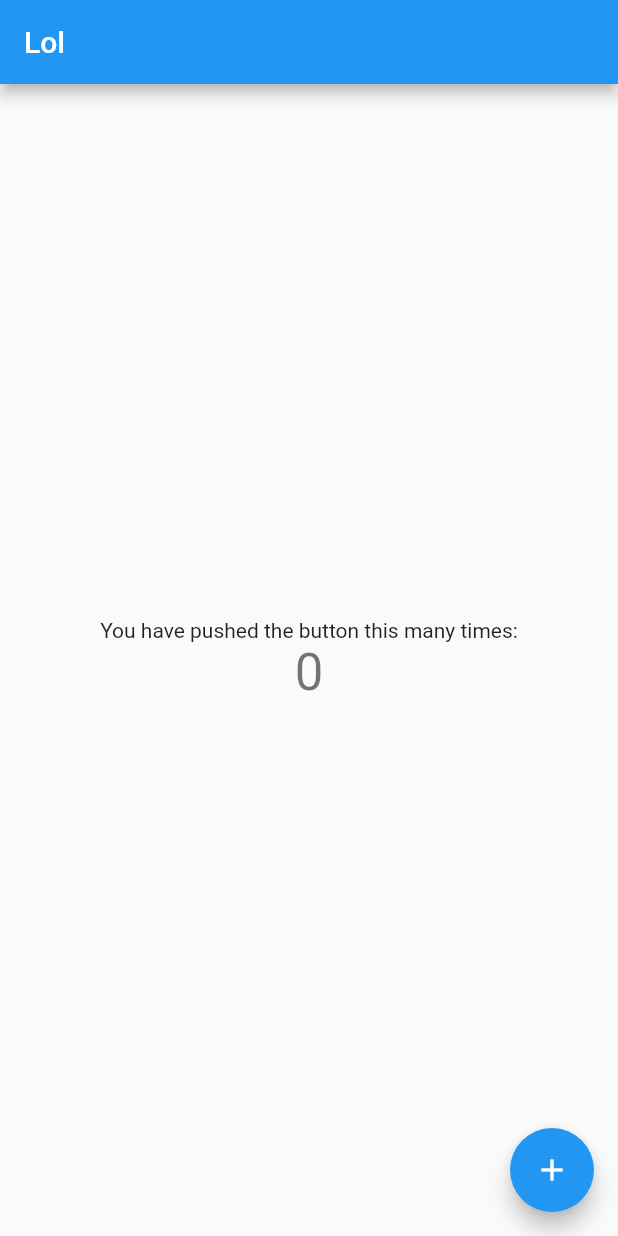
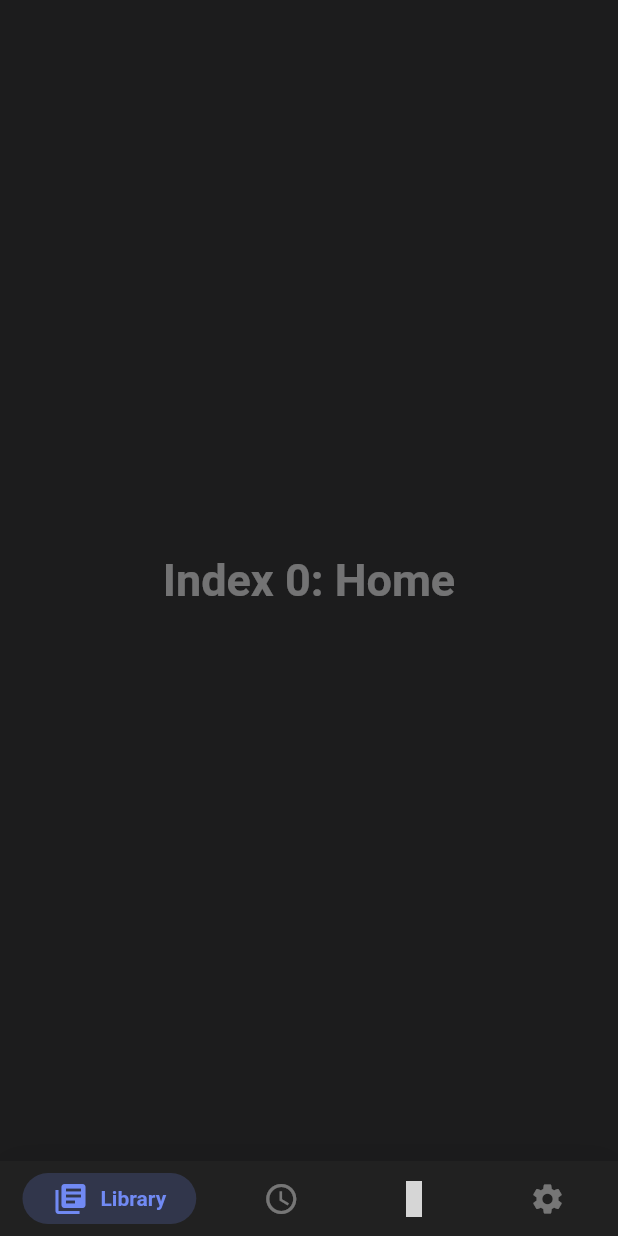
Before and after one commit to tristan-chaumont/eupho-reader, a Flutter app: the screen it shows after launch, on a phone screen of 412 x 824 dp. Run offline on Flutter 3.47's test engine with Material 2 defaults, Android fonts, the phone set to English and light mode, and no system bars; drawn by our look-alikes of google_nav_bar; our stand-ins replace line_icons; grey boxes are pictures that could not be loaded.

Commit message:
Build Google Nav Bar

```diff
--- a/lib/main.dart
+++ b/lib/main.dart
@@ -1,4 +1,11 @@
+import 'package:google_nav_bar/google_nav_bar.dart';
+import 'package:line_icons/line_icons.dart';
+import 'package:eupho_reader/utilities/constants.dart';
+import 'package:flutter/cupertino.dart';
 import 'package:flutter/material.dart';
+import 'package:flutter/rendering.dart';
+import 'package:eupho_reader/pages/library.dart';
+import 'package:flutter/services.dart';
 
 void main() {
   runApp(EuphoR());
@@ -7,56 +14,158 @@ void main() {
 class EuphoR extends StatelessWidget {
   @override
   Widget build(BuildContext context) {
+    // Set status bar to transparent
+    SystemChrome.setSystemUIOverlayStyle(
+      SystemUiOverlayStyle(
+        statusBarColor: Colors.transparent,
+        systemNavigationBarColor: euphoGrey['w800'],
+      ),
+    );
     return MaterialApp(
-      title: 'Flutter Demo',
+      title: 'Eupho: Reader',
       theme: ThemeData(
-        primarySwatch: Colors.blue,
-        visualDensity: VisualDensity.adaptivePlatformDensity,
+        scaffoldBackgroundColor: euphoGrey['w900'],
       ),
-      home: Library(),
+      home: HomePage(),
     );
   }
 }
 
-class Library extends StatefulWidget {
+////////////// HOME PAGE //////////////
+class HomePage extends StatefulWidget {
   @override
-  _LibraryState createState() => _LibraryState();
+  _HomePageState createState() => _HomePageState();
 }
 
-class _LibraryState extends State<Library> {
-  int _counter = 0;
+class _HomePageState extends State<HomePage> {
+  int _selectedIndex = 0;
 
-  void _incrementCounter() {
-    setState(() {
-      _counter++;
-    });
-  }
+  static const TextStyle optionStyle =
+      TextStyle(fontSize: 30, fontWeight: FontWeight.bold, color: Colors.white38);
+  static const List<Widget> _widgetOptions = <Widget>[
+    Text(
+      'Index 0: Home',
+      style: optionStyle,
+    ),
+    Text(
+      'Index 1: Likes',
+      style: optionStyle,
+    ),
+    Text(
+      'Index 2: Search',
+      style: optionStyle,
+    ),
+    Text(
+      'Index 3: Profile',
+      style: optionStyle,
+    ),
+  ];
 
   @override
   Widget build(BuildContext context) {
     return Scaffold(
-      appBar: AppBar(
-        title: Text('Lol'),
+      body: Center(
+        child: _widgetOptions.elementAt(_selectedIndex),
       ),
-      body: Center(
-        child: Column(
-          mainAxisAlignment: MainAxisAlignment.center,
+      bottomNavigationBar: Container(
+        decoration: BoxDecoration(color: euphoGrey['w800'], boxShadow: [
+          BoxShadow(blurRadius: 20, color: Colors.black.withOpacity(.1))
+        ]),
+        child: SafeArea(
+          child: Padding(
+            padding: const EdgeInsets.symmetric(horizontal: 15.0, vertical: 8),
+            child: GNav(
+              gap: 8,
+              activeColor: euphoBlue,
+              color: Colors.white38,
+              iconSize: 24,
+              padding: EdgeInsets.symmetric(horizontal: 20, vertical: 5),
+              duration: Duration(milliseconds: 500),
+              tabBackgroundColor: euphoBlue.withOpacity(0.2),
+              tabs: [
+                GButton(
+                  icon: Icons.library_books,
+                  text: 'Library',
+                ),
+                GButton(
+                  icon: Icons.access_time,
+                  text: 'Recents',
+                ),
+                GButton(
+                  icon: LineIcons.cloud_download,
+                  text: 'Browse',
+                ),
+                GButton(
+                  icon: Icons.settings,
+                  text: 'Settings',
+                ),
+              ],
+              selectedIndex: _selectedIndex,
+              onTabChange: (index) {
+                setState(() {
+                  _selectedIndex = index;
+                });
+              },
+            ),
+          ),
+        ),
+      ),
+    );
+  }
+}
+
+/*body: SizedBox.expand(
+        child: PageView(
+          controller: _pageController,
+          scrollDirection: Axis.horizontal,
+          onPageChanged: (index) {
+            setState(() => _currentIndex = index);
+          },
           children: <Widget>[
-            Text(
-              'You have pushed the button this many times:',
+            Container(
+              color: Colors.blueGrey,
             ),
-            Text(
-              '$_counter',
-              style: Theme.of(context).textTheme.headline4,
+            Container(
+              color: Colors.red,
+            ),
+            Container(
+              color: Colors.green,
+            ),
+            Container(
+              color: Colors.blue,
             ),
           ],
         ),
       ),
-      floatingActionButton: FloatingActionButton(
-        onPressed: _incrementCounter,
-        tooltip: 'Increment',
-        child: Icon(Icons.add),
-      ), // This trailing comma makes auto-formatting nicer for build methods.
-    );
-  }
-}
+      bottomNavigationBar: BottomNavyBar(
+        selectedIndex: _currentIndex,
+        showElevation: true,
+        itemCornerRadius: 16,
+        backgroundColor: euphoGrey['w800'],
+        curve: Curves.easeInOutQuad,
+        onItemSelected: (index) {
+          setState(() {
+            _currentIndex = index;
+
+          });
+          _pageController.animateToPage(index, duration: Duration(milliseconds: 200), curve: Curves.fastLinearToSlowEaseIn);
+        },
+        items: [
+          _buildBottomNavyBarItem(
+            icon: Icon(Icons.library_books),
+            title: 'Library',
+          ),
+          _buildBottomNavyBarItem(
+            icon: Icon(),
+            title: 'Recents',
+          ),
+          _buildBottomNavyBarItem(
+            icon: Icon(Icons.explore),
+            title: 'Browse',
+          ),
+          _buildBottomNavyBarItem(
+            icon: Icon(Icons.settings),
+            title: 'Settings',
+          ),
+        ],
+      ),*/
--- a/lib/utilities/constants.dart
+++ b/lib/utilities/constants.dart
@@ -1 +1,13 @@
 import 'package:flutter/material.dart';
+
+/// Primary blue color (Hex: 001835)
+final euphoGrey = {
+  'w800': const Color(0xFF212121),
+  'w900': const Color(0xFF1C1C1D),
+};
+
+/// Primary blue color (Hex: 001835)
+final euphoBlue = const Color(0xFF718AF4);
+
+/// Primary yellow color (Hex: D6A319)
+final euphoYellow = const Color(0xFFCFA616);
```
Also changed, not shown: lib/book/book.dart (added, +11 -0 lines), lib/extensions/en/mangaowl/mangaowl.dart (added, +20 -0 lines), lib/pages/library.dart (added, +50 -0 lines), pubspec.yaml (+15 -0 lines), pubspec.lock.
